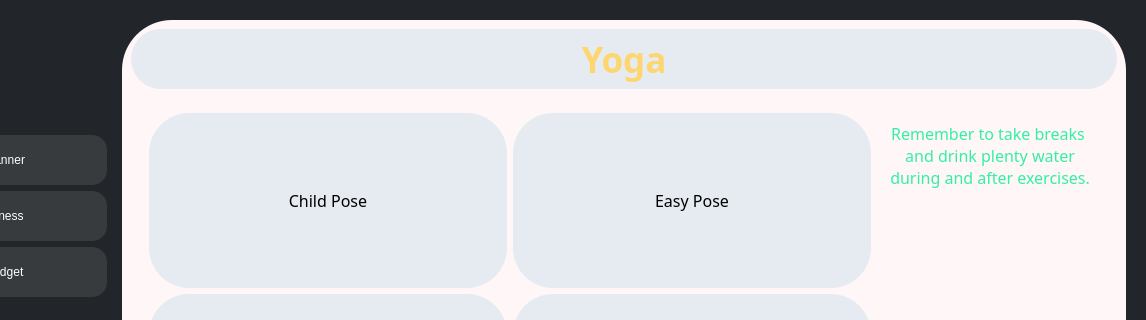
The window that K/yoga.ui (burr1to/kaizen) describes before a commit, drawn with Qt 5; both pictures show x 134 to 1280 and y 0 to 320 of the 1280 by 720 pixel window.
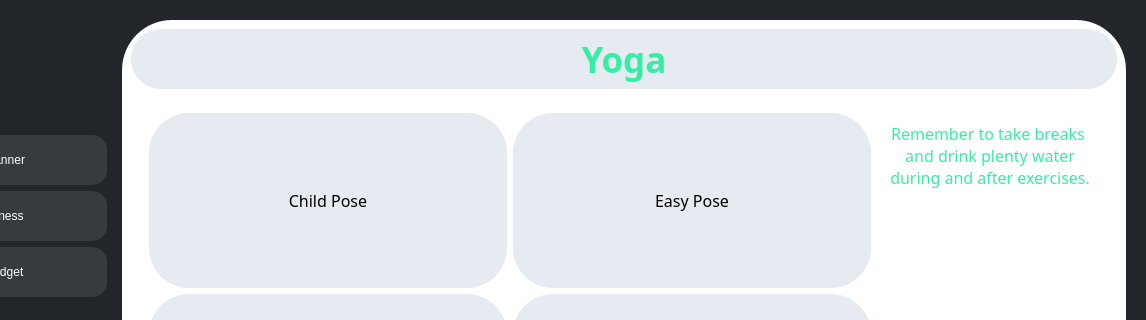
The same window after the commit. Icons and pictures are not drawn.

```diff
--- a/K/yoga.ui
+++ b/K/yoga.ui
@@ -474,7 +474,7 @@
          </sizepolicy>
         </property>
         <property name="styleSheet">
-         <string notr="true">background-color:rgb(255, 247, 247);
+         <string notr="true">background-color:#ffffff;
 border-radius:50px;
 color:black;</string>
         </property>
@@ -505,7 +505,7 @@
             <string notr="true">background-color:#e6ebf1;
 font: 700 26pt &quot;FONTSPRING DEMO - Pontiac Black&quot;;
 border-radius:30px;
-color: #fdd670;</string>
+color: #34efa3;</string>
            </property>
            <property name="text">
             <string>Yoga</string>
```
Left out of the diff: 2 changed lines with no effect on the pictures.
